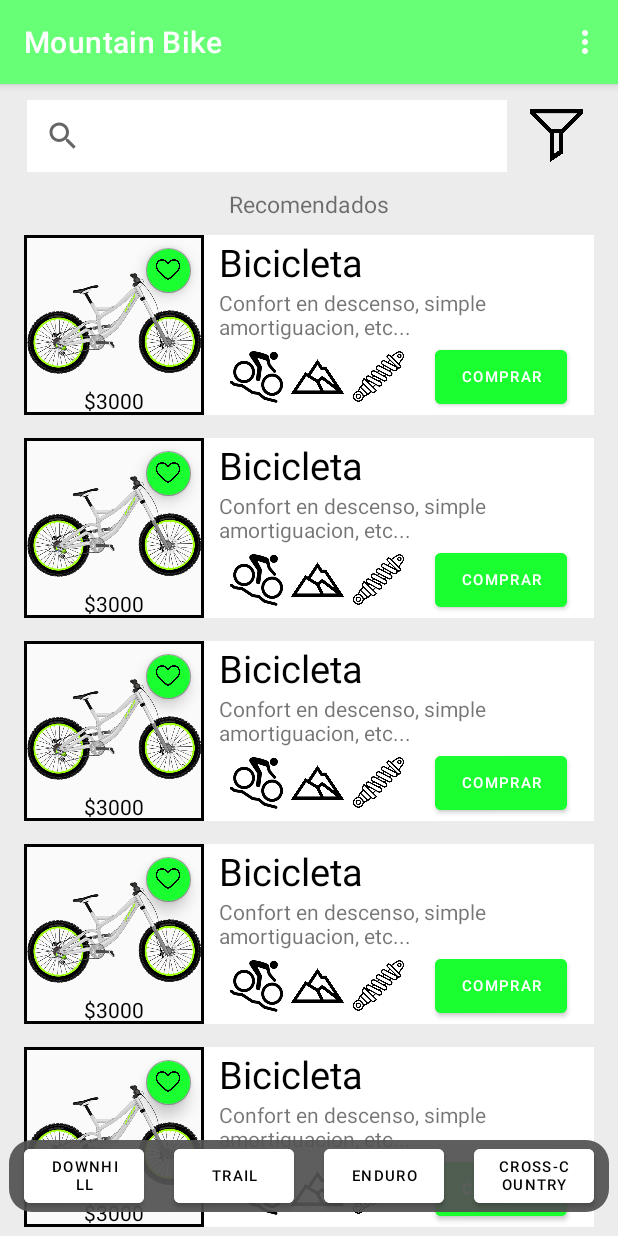
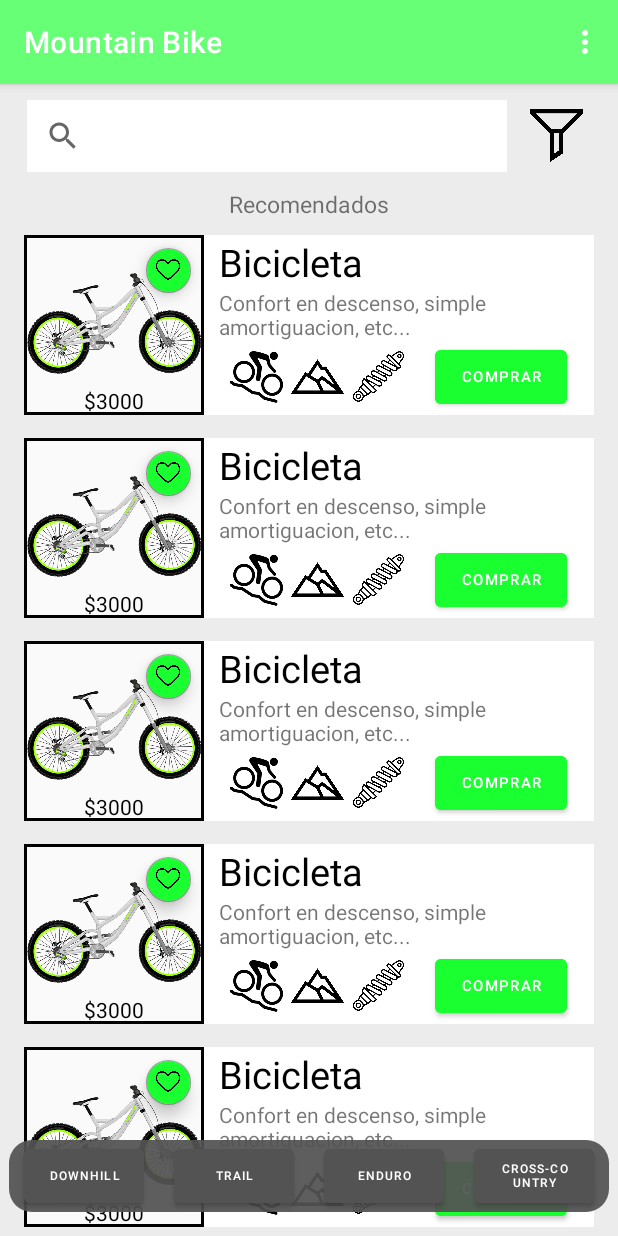
Before and after one commit to TomasAranda/Tienda-Bicicletas, an Android app: the screen it shows after launch (MainActivity), on a phone screen of 412 x 824 dp. Run offline under Robolectric (Android 15) with nearby library versions, the phone set to English and light mode, and no system bars; our stand-ins replace navigation-ui.

Commit message:
refactor: rename fragments

```diff
--- a/app/src/main/java/ar/edu/unlam/tiendabicicletas/FirstFragment.kt
+++ b/app/src/main/java/ar/edu/unlam/tiendabicicletas/ProductDetailFragment.kt
@@ -6,14 +6,14 @@ import android.view.LayoutInflater
 import android.view.View
 import android.view.ViewGroup
 import androidx.navigation.fragment.findNavController
-import ar.edu.unlam.tiendabicicletas.databinding.FragmentFirstBinding
+import ar.edu.unlam.tiendabicicletas.databinding.FragmentProductDetailBinding
 
 /**
- * A simple [Fragment] subclass as the default destination in the navigation.
+ * A simple [Fragment] subclass as the second destination in the navigation.
  */
-class FirstFragment : Fragment() {
+class ProductDetailFragment : Fragment() {
 
-    private var _binding: FragmentFirstBinding? = null
+    private var _binding: FragmentProductDetailBinding? = null
 
     // This property is only valid between onCreateView and
     // onDestroyView.
@@ -24,7 +24,7 @@ class FirstFragment : Fragment() {
         savedInstanceState: Bundle?
     ): View? {
 
-        _binding = FragmentFirstBinding.inflate(inflater, container, false)
+        _binding = FragmentProductDetailBinding.inflate(inflater, container, false)
         return binding.root
 
     }
@@ -32,9 +32,10 @@ class FirstFragment : Fragment() {
     override fun onViewCreated(view: View, savedInstanceState: Bundle?) {
         super.onViewCreated(view, savedInstanceState)
 
-        //binding.buttonFirst.setOnClickListener {
-          //  findNavController().navigate(R.id.action_FirstFragment_to_SecondFragment)
-        //}
+        activity?.actionBar?.hide()
+        binding.buttonSecond.setOnClickListener {
+            findNavController().navigate(R.id.action_SecondFragment_to_FirstFragment)
+        }
     }
 
     override fun onDestroyView() {
--- a/app/src/main/java/ar/edu/unlam/tiendabicicletas/SecondFragment.kt
+++ b/app/src/main/java/ar/edu/unlam/tiendabicicletas/ProductListFragment.kt
@@ -6,14 +6,14 @@ import android.view.LayoutInflater
 import android.view.View
 import android.view.ViewGroup
 import androidx.navigation.fragment.findNavController
-import ar.edu.unlam.tiendabicicletas.databinding.FragmentSecondBinding
+import ar.edu.unlam.tiendabicicletas.databinding.FragmentProductListBinding
 
 /**
- * A simple [Fragment] subclass as the second destination in the navigation.
+ * A simple [Fragment] subclass as the default destination in the navigation.
  */
-class SecondFragment : Fragment() {
+class ProductListFragment : Fragment() {
 
-    private var _binding: FragmentSecondBinding? = null
+    private var _binding: FragmentProductListBinding? = null
 
     // This property is only valid between onCreateView and
     // onDestroyView.
@@ -24,7 +24,7 @@ class SecondFragment : Fragment() {
         savedInstanceState: Bundle?
     ): View? {
 
-        _binding = FragmentSecondBinding.inflate(inflater, container, false)
+        _binding = FragmentProductListBinding.inflate(inflater, container, false)
         return binding.root
 
     }
@@ -32,10 +32,9 @@ class SecondFragment : Fragment() {
     override fun onViewCreated(view: View, savedInstanceState: Bundle?) {
         super.onViewCreated(view, savedInstanceState)
 
-        activity?.actionBar?.hide()
-        binding.buttonSecond.setOnClickListener {
-            findNavController().navigate(R.id.action_SecondFragment_to_FirstFragment)
-        }
+        //binding.buttonFirst.setOnClickListener {
+          //  findNavController().navigate(R.id.action_FirstFragment_to_SecondFragment)
+        //}
     }
 
     override fun onDestroyView() {
--- a/app/src/main/res/layout/fragment_filter_button_bar.xml
+++ b/app/src/main/res/layout/fragment_filter_button_bar.xml
@@ -11,40 +11,37 @@
     <Button
         android:layout_width="80dp"
         android:layout_height="wrap_content"
-        android:textSize="10sp"
-        android:textColor="@color/black"
-        android:backgroundTint="@color/white"
+        android:textSize="8sp"
+        android:textColor="@color/white"
+        android:backgroundTint="@color/grey_700"
         android:layout_marginHorizontal="10dp"
         android:text="DownHill"
         />
     <Button
         android:layout_width="80dp"
         android:layout_height="wrap_content"
-        android:textSize="10sp"
-        android:textColor="@color/black"
-        android:backgroundTint="@color/white"
+        android:textSize="8sp"
+        android:textColor="@color/white"
+        android:backgroundTint="@color/grey_700"
         android:layout_marginHorizontal="10dp"
-        style="@style/ThemeOverlay.Material3.Button.TextButton"
         android:text="Trail"
         />
     <Button
         android:layout_width="80dp"
         android:layout_height="wrap_content"
-        android:textSize="10sp"
-        android:textColor="@color/black"
-        android:backgroundTint="@color/white"
+        android:textSize="8sp"
+        android:textColor="@color/white"
+        android:backgroundTint="@color/grey_700"
         android:layout_marginHorizontal="10dp"
-        style="@style/ThemeOverlay.Material3.Button.TextButton"
         android:text="Enduro"
         />
     <Button
         android:layout_width="80dp"
         android:layout_height="wrap_content"
-        android:textSize="10sp"
-        android:textColor="@color/black"
-        android:backgroundTint="@color/white"
+        android:textSize="8sp"
+        android:textColor="@color/white"
+        android:backgroundTint="@color/grey_700"
         android:layout_marginHorizontal="10dp"
-        style="@style/ThemeOverlay.Material3.Button.TextButton"
         android:text="Cross-Country"
         />
 
--- a/app/src/main/res/layout/fragment_second.xml
+++ b/app/src/main/res/layout/fragment_product_detail.xml
@@ -4,7 +4,7 @@
     xmlns:tools="http://schemas.android.com/tools"
     android:layout_width="match_parent"
     android:layout_height="match_parent"
-    tools:context=".SecondFragment">
+    tools:context=".ProductDetailFragment">
 
     <TextView
         android:id="@+id/textview_second"
--- a/app/src/main/res/layout/fragment_first.xml
+++ b/app/src/main/res/layout/fragment_product_list.xml
@@ -4,7 +4,7 @@
     android:orientation="vertical"
     android:layout_width="match_parent"
     android:layout_height="match_parent"
-    tools:context=".FirstFragment"
+    tools:context=".ProductListFragment"
     android:background="#ECECEC">
 
     <LinearLayout
--- a/app/src/main/res/navigation/nav_graph.xml
+++ b/app/src/main/res/navigation/nav_graph.xml
@@ -7,9 +7,9 @@
 
     <fragment
         android:id="@+id/FirstFragment"
-        android:name="ar.edu.unlam.tiendabicicletas.FirstFragment"
+        android:name="ar.edu.unlam.tiendabicicletas.ProductListFragment"
         android:label="@string/first_fragment_label"
-        tools:layout="@layout/fragment_first">
+        tools:layout="@layout/fragment_product_list">
 
         <action
             android:id="@+id/action_FirstFragment_to_SecondFragment"
@@ -17,9 +17,9 @@
     </fragment>
     <fragment
         android:id="@+id/SecondFragment"
-        android:name="ar.edu.unlam.tiendabicicletas.SecondFragment"
+        android:name="ar.edu.unlam.tiendabicicletas.ProductDetailFragment"
         android:label="@string/second_fragment_label"
-        tools:layout="@layout/fragment_second">
+        tools:layout="@layout/fragment_product_detail">
 
         <action
             android:id="@+id/action_SecondFragment_to_FirstFragment"
```
